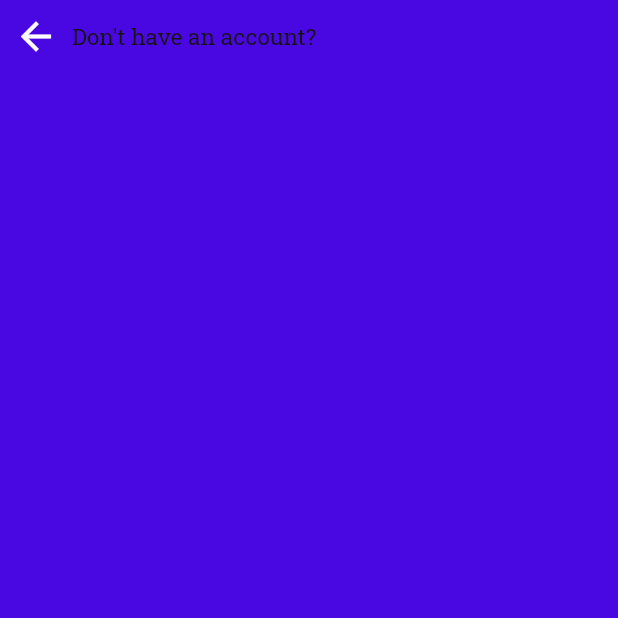
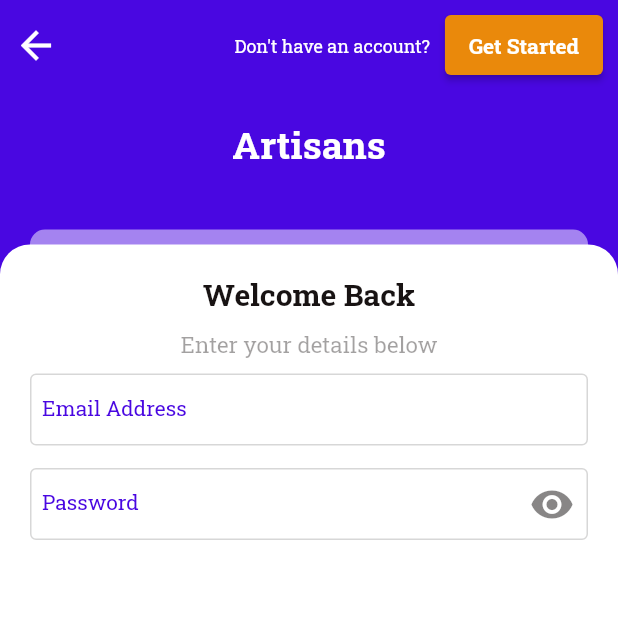
Before and after one commit to JonasDELLOUH/artisans, a Flutter app: the screen it shows after launch, on a phone screen of 412 x 824 dp, the top half of it. Run offline on Flutter 3.47's test engine with Material 2 defaults, Android fonts, the phone set to English and light mode, and no system bars; our stand-ins replace get, get_storage, google_fonts.

Commit message:
login page in building

```diff
--- a/lib/core/colors/colors.dart
+++ b/lib/core/colors/colors.dart
@@ -1,10 +1,11 @@
 import 'package:flutter/material.dart';
 
 const blueColor = Color(0xFF4907E1);
+const skyBlueColor = Color(0xFF6680A8);
 const goldenColor = Color(0xFFEA890B);
 const greyColor = Color(0xCC383636);
 const greenColor = Color(0xFF28EC1C);
 const redColor = Color(0xFFE53629);
 const blackColor = Color(0xFF181313);
 const violetColor = Color(0xFFB156BD);
-const whiteColor = Color(0xFFFFFFFF);
+const whiteColor = Colors.white;
--- a/lib/core/constants/icons.dart
+++ b/lib/core/constants/icons.dart
@@ -16,6 +16,16 @@ class ConstantIcons {
         size: 30,
         color: color,
       );
+  static Widget visibilityOff({Color color = blackColor}) => Icon(
+    Icons.visibility_off,
+    size: 30,
+    color: color,
+  );
+  static Widget visibility({Color color = blackColor}) => Icon(
+    Icons.visibility,
+    size: 30,
+    color: color,
+  );
   static const addPostIcon = Icon(
     Icons.add_circle_outline,
     size: 30,
--- a/lib/core/languages/en_us.dart
+++ b/lib/core/languages/en_us.dart
@@ -1,3 +1,11 @@
 Map<String, String> enUS = {
-
+  "have_not_account": "Don't have an account?",
+  "start": "Get Started",
+  "welcome_back": "Welcome Back",
+  "enter_detail": "Enter your details below",
+  "email_address": "Email Address",
+  'password': "Password",
+  'sign_in': "Sign in",
+  'forgot_password': "Forgot your password?",
+  'or_sign_with': "Or sign in with",
 };
--- a/lib/core/languages/fr_fr.dart
+++ b/lib/core/languages/fr_fr.dart
@@ -1,3 +1,11 @@
 Map<String, String> frFr = {
-
+  "have_not_account": "Vous n'avez pas un compte?",
+  "start": "Commencer",
+  "welcome_back": "Heureux de voir revoir",
+  "enter_detail": "Entrez vos coordonnées ci-dessous",
+  "email_address": "Addresse Email",
+  'password': "Mot de passe",
+  'sign_in': "Se connecter",
+  'forgot_password': "Mot de pass oublié?",
+  'or_sign_with': "Ou se connecter avec",
 };
--- /dev/null
+++ b/lib/core/widgets/custom_button.dart
@@ -0,0 +1,27 @@
+import 'package:artisans/core/widgets/text_widgets.dart';
+import 'package:flutter/material.dart';
+
+import '../colors/colors.dart';
+
+Widget CustomTextButton({double height = 50, required String text,
+  Color textColor = blackColor,
+  Color backgroundColor = blueColor,
+  double fontSize = 15,
+  FontWeight fontWeight = FontWeight.normal,
+
+}) {
+  return Container(
+    padding: EdgeInsets.all(5),
+    margin: EdgeInsets.all(5),
+    height: height,
+    decoration: BoxDecoration(
+    ),
+    child: ElevatedButton(
+      style: ButtonStyle(
+        backgroundColor: MaterialStatePropertyAll<Color>(backgroundColor),
+      ),
+      onPressed: () {},
+      child: CustomText(text: text,fontWeight: fontWeight, fontSize: fontSize, color: textColor ),
+    ),
+  );
+}
--- a/lib/core/widgets/text_field.dart
+++ b/lib/core/widgets/text_field.dart
@@ -0,0 +1,62 @@
+import 'package:artisans/core/colors/colors.dart';
+import 'package:artisans/core/widgets/text_widgets.dart';
+import 'package:flutter/material.dart';
+
+Widget customTextField(
+    {required TextEditingController controller,
+    String? labelText,
+    String? hintText,
+    bool obscureText = false,
+      Key? kKey,
+      TextInputType? textInputType = TextInputType.text,
+      void Function(String)? onChanged,
+void Function(String?)? onSaved,
+String? Function(String?)? validator,
+      Widget? prefixIcon,
+      Widget? suffixIcon,
+      String? errorText
+    }) {
+  return TextFormField(
+    controller: controller,
+    cursorColor: blueColor,
+    style: textStyle(color: blackColor, fontSize: 12),
+    key: kKey,
+    keyboardType: textInputType,
+    onSaved: onSaved,
+    onChanged: onChanged,
+    validator: validator,
+    obscureText: obscureText,
+    decoration: InputDecoration(
+      contentPadding: const EdgeInsets.symmetric(vertical: 8.0, horizontal: 8),
+        labelText: labelText,
+        labelStyle: textStyle(color: blueColor, fontSize: 14),
+        hintText: hintText,
+        hintStyle: textStyle(color: blueColor),
+        prefixIcon: prefixIcon,
+        suffixIcon: suffixIcon,
+        enabledBorder:  OutlineInputBorder(
+          borderSide: BorderSide(
+            color:  greyColor.withOpacity(0.2),
+          ),
+        ),
+        focusedBorder: OutlineInputBorder(
+          //gapPadding: 16,
+          borderSide: BorderSide(
+            color:  greyColor.withOpacity(0.2),
+          ),
+        ),
+        errorStyle: textStyle(),
+        errorBorder: const OutlineInputBorder(
+          borderSide: BorderSide(
+            color: redColor,
+          ),
+        ),
+        focusedErrorBorder: const OutlineInputBorder(
+          //gapPaddings: 16,
+          borderSide: BorderSide(
+            color: greyColor,
+          ),
+        ),
+        errorText: errorText),
+  );
+}
--- a/lib/core/widgets/text_widgets.dart
+++ b/lib/core/widgets/text_widgets.dart
@@ -2,7 +2,7 @@ import 'package:google_fonts/google_fonts.dart';
 import 'package:flutter/material.dart';
 
 import '../colors/colors.dart';
-Widget myText(
+Widget CustomText(
     {required String text,
     Color color = blackColor,
     double fontSize = 15,
--- a/lib/presentation/sign_in/sign_in_controller.dart
+++ b/lib/presentation/sign_in/sign_in_controller.dart
@@ -1,5 +1,7 @@
+import 'package:flutter/cupertino.dart';
+import 'package:flutter/services.dart';
 import 'package:get/get.dart';
 
 class SignInController extends GetxController{
-
+  TextEditingController emailController = TextEditingController();
 }
--- a/lib/presentation/sign_in/sign_in_screen.dart
+++ b/lib/presentation/sign_in/sign_in_screen.dart
@@ -1,16 +1,26 @@
 import 'package:artisans/core/constants/icons.dart';
+import 'package:artisans/core/widgets/custom_button.dart';
 import 'package:artisans/core/widgets/text_widgets.dart';
+import 'package:artisans/presentation/sign_in/sign_in_controller.dart';
 import 'package:flutter/material.dart';
+import 'package:get/get.dart';
 
 import '../../core/colors/colors.dart';
+import '../../core/widgets/text_field.dart';
 
-class SignInScreen extends StatelessWidget {
+class SignInScreen extends GetWidget<SignInController> {
   const SignInScreen({Key? key}) : super(key: key);
 
   @override
   Widget build(BuildContext context) {
-    double height = MediaQuery.of(context).size.height;
-    double width = MediaQuery.of(context).size.width;
+    double height = MediaQuery
+        .of(context)
+        .size
+        .height;
+    double width = MediaQuery
+        .of(context)
+        .size
+        .width;
     return SafeArea(
         child: Scaffold(
           backgroundColor: blueColor,
@@ -18,13 +28,69 @@ class SignInScreen extends StatelessWidget {
             child: Container(
               height: height,
               width: width,
+              child: Column(
+                children: [
+                  Row(
+                    mainAxisAlignment: MainAxisAlignment.spaceBetween,
+                    children: [
+                      ConstantIcons.backIcon(context, color: whiteColor),
+                      Row(
+                        children: [
+                          CustomText(text: "have_not_account".tr,
+                              color: whiteColor,
+                              fontSize: 12),
+                          CustomTextButton(text: "start".tr,
+                              textColor: whiteColor,
+                              fontWeight: FontWeight.w700,
+                              fontSize: 14,
+                              backgroundColor: goldenColor),
+
+                        ],
+                      )
+                    ],
+                  ),
+                  SizedBox(height: 20,),
+                  CustomText(text: "Artisans",
+                      color: whiteColor,
+                      fontSize: 25,
+                      fontWeight: FontWeight.bold),
+                  SizedBox(height: 40,),
+                  Expanded(
                     child: Stack(
                       children: [
-              Row(
+                        Container(
+                            margin: const EdgeInsets.symmetric(horizontal: 20),
+                            decoration: BoxDecoration(
+                                color: whiteColor.withOpacity(0.5),
+                                borderRadius: const BorderRadius.only(
+                                    topLeft: Radius.circular(10),
+                                    topRight: Radius.circular(10))
+                            )
+                        ),
+                        Container(
+                          padding: EdgeInsets.all(20),
+                          width: width,
+                          margin: const EdgeInsets.only(top: 10),
+                          decoration: const BoxDecoration(
+                            color: whiteColor,
+                            borderRadius: BorderRadius.only(topLeft: Radius
+                                .circular(20), topRight: Radius.circular(20)),
+                          ),
+                          child: Column(
+                            crossAxisAlignment: CrossAxisAlignment.center,
                             children: [
-                  ConstantIcons.backIcon(context, color: whiteColor),
-                  myText(text: "Don't have an account?")
+                              CustomText(text: "welcome_back".tr, fontWeight: FontWeight.bold, fontSize: 20),
+                              const SizedBox(height: 10,),
+                              CustomText(text: "enter_detail".tr, color: blackColor.withOpacity(0.4)),
+                              const SizedBox(height: 10,),
+                              customTextField(controller: controller.emailController, labelText: 'email_address'.tr),
+                              const SizedBox(height: 15,),
+                              customTextField(controller: controller.emailController, labelText: 'password'.tr, suffixIcon: ConstantIcons.visibility(color: greyColor.withOpacity(0.6)) )
                             ],
+                          ),
+                        ),
+                      ],
+                    ),
                   )
                 ],
               ),
--- a/pubspec.yaml
+++ b/pubspec.yaml
@@ -38,6 +38,7 @@ dependencies:
   get: ^4.6.5
   get_storage: ^2.1.1
   google_fonts: ^5.1.0
+  rounded_loading_button: ^2.1.0
 
 dev_dependencies:
   flutter_test:
```
Also changed, not shown: pubspec.lock. Lines whose indentation alone changed are shown as unchanged.
